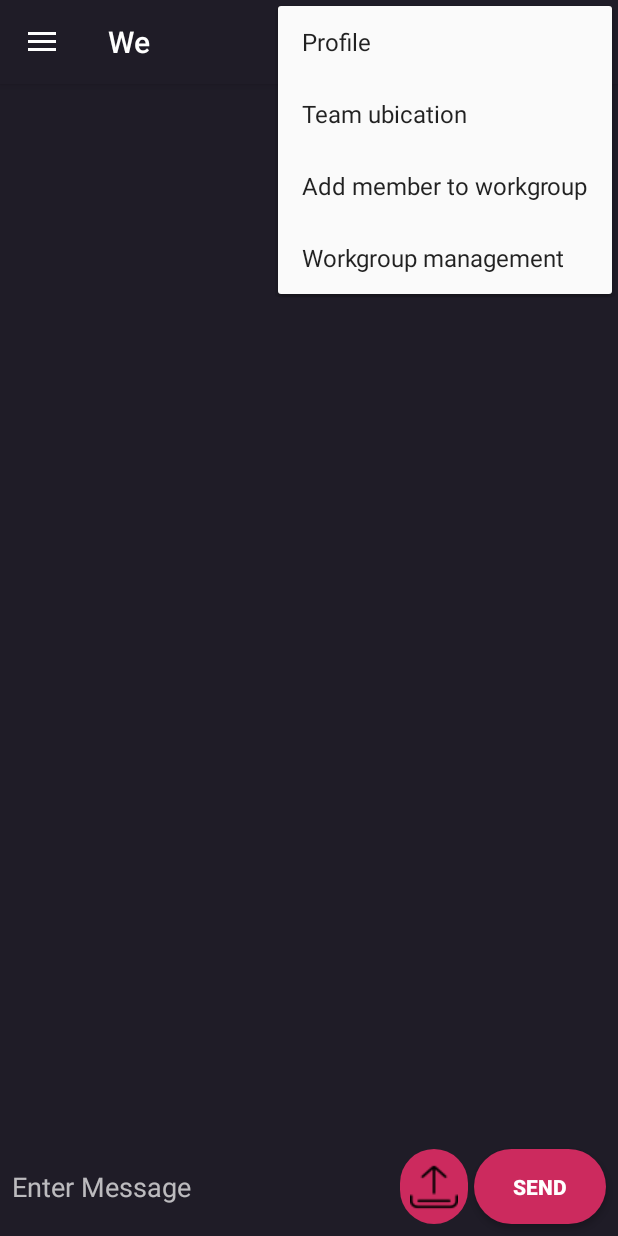
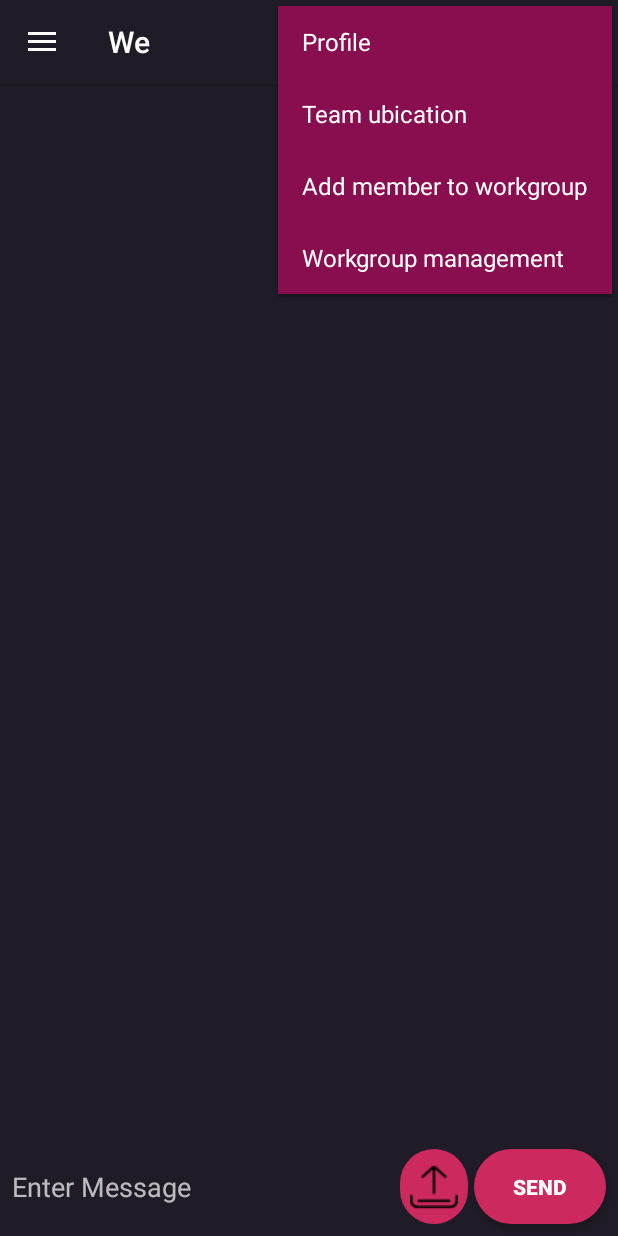
Before and after one commit to taller-ii-grupo-2/android-client, an Android app: the ChatActivity screen opened directly, with no data from a screen before it, with the options menu open, on a phone screen of 412 x 824 dp. Run offline under Robolectric (Android 15) with nearby library versions, the phone set to English and light mode, and no system bars; our stand-ins replace Firebase (no records; nobody signed in at launch, a user with empty details on screens opened directly), Picasso; libraries missing offline, so code that uses them is left out: com.xwray.groupie, ru.noties.markwon; pictures from the network do not load; 3 statements that could not run were skipped.

Commit message:
fixing menu colors

```diff
--- a/HypeChatApp/app/src/main/java/com/fiuba/hypechat_app/activities/ManagementActivity.kt
+++ b/HypeChatApp/app/src/main/java/com/fiuba/hypechat_app/activities/ManagementActivity.kt
@@ -42,8 +42,8 @@ class ManagementActivity : AppCompatActivity() {
         var listTypes = ArrayList<Types>()
         val type1 = Types ("turi.77@gmail.com", "Member")
         val type2 = Types ("damato@gmail.com", "Member")
-        val type3 = Types ("jax@gmail.com", "Admin")
-        val type4 = Types ("ture@gmail.com", "Creator")
+        val type3 = Types ("jax@gmail.com", "Creator")
+        val type4 = Types ("ture@gmail.com", "Admin")
 
         listTypes.add(type1)
         listTypes.add(type2)
--- a/HypeChatApp/app/src/main/res/layout/app_bar_nav_drawer.xml
+++ b/HypeChatApp/app/src/main/res/layout/app_bar_nav_drawer.xml
@@ -17,7 +17,7 @@
                 android:layout_width="match_parent"
                 android:layout_height="?attr/actionBarSize"
                 android:background="?attr/colorPrimaryDark"
-                app:popupTheme="@style/AppTheme.PopupOverlay"
+                app:popupTheme="@style/AppTheme.NoActionBar"
                 app:titleTextColor="@color/colorPrimary"
                 app:title="We"/>
 
--- a/HypeChatApp/app/src/main/res/layout/nav_header_nav_drawer.xml
+++ b/HypeChatApp/app/src/main/res/layout/nav_header_nav_drawer.xml
@@ -9,7 +9,7 @@
         android:paddingLeft="@dimen/activity_horizontal_margin"
         android:paddingRight="@dimen/activity_horizontal_margin"
         android:paddingTop="@dimen/activity_vertical_margin"
-        android:theme="@style/ThemeOverlay.AppCompat.Dark"
+        android:theme="@style/AppTheme.NoActionBar"
         android:orientation="vertical"
         android:gravity="bottom">
 
--- a/HypeChatApp/app/src/main/res/values-v21/styles.xml
+++ b/HypeChatApp/app/src/main/res/values-v21/styles.xml
@@ -3,5 +3,7 @@
         <item name="windowActionBar">false</item>
         <item name="windowNoTitle">true</item>
         <item name="android:statusBarColor">@android:color/transparent</item>
+        <item name="android:itemTextAppearance">@color/colorPrimary</item>
+        <item name="android:itemBackground">@color/colorBackground</item>
     </style>
 </resources>
--- a/HypeChatApp/app/src/main/res/values/styles.xml
+++ b/HypeChatApp/app/src/main/res/values/styles.xml
@@ -18,9 +18,9 @@
     <style name="AppTheme.NoActionBar">
         <item name="windowActionBar">false</item>
         <item name="windowNoTitle">true</item>
-        <item name="colorPrimaryDark">@color/colorPrimaryDark</item>
-        <item name="android:itemTextAppearance">@color/colorPrimaryDark</item>
-        <item name="android:itemBackground">@color/colorAccent</item>
+        <item name="colorPrimary">@color/colorPrimary</item>
+        <item name="android:itemTextAppearance">@color/colorPrimary</item>
+        <item name="android:itemBackground">@color/colorPrimary</item>
     </style>
 
     <style name="Worskpace" parent="Theme.AppCompat.Light.DarkActionBar">
```
